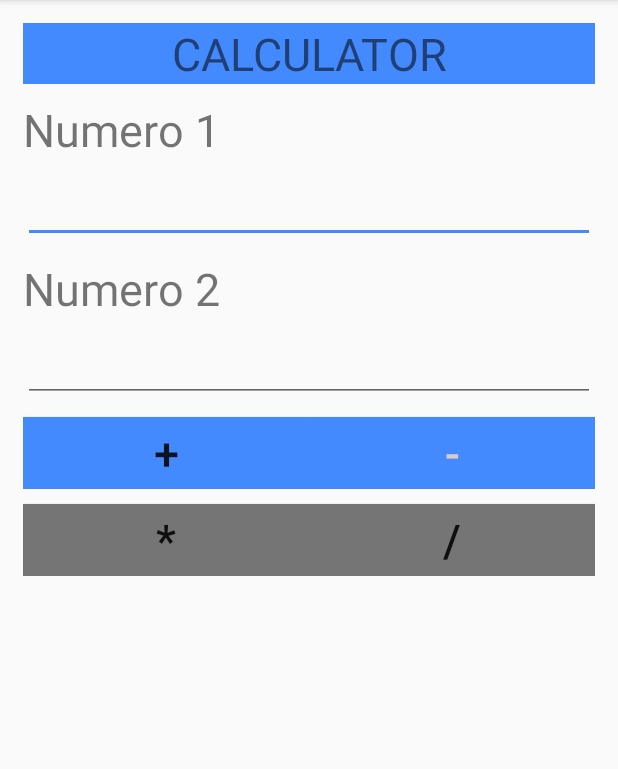
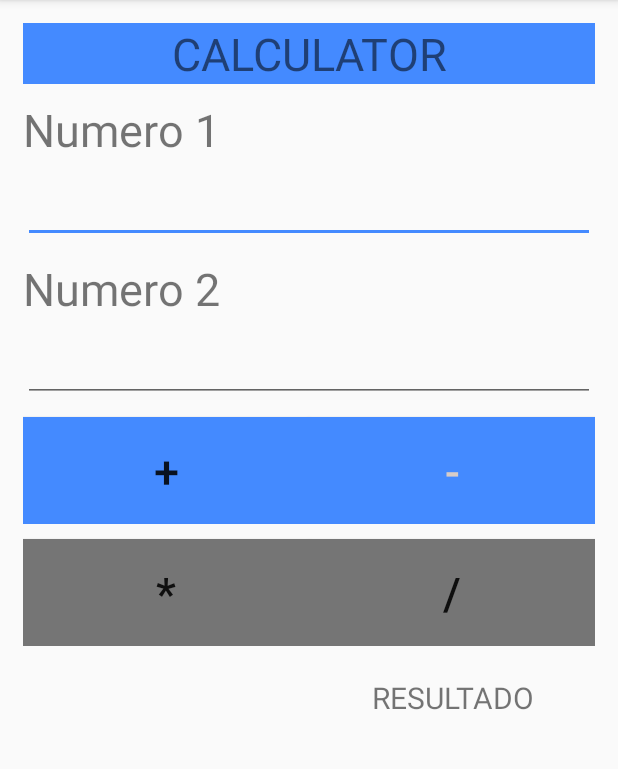
Before and after one commit to gmurgac/calculadoraapp, an Android app: the screen it shows after launch (MainActivity), on a phone screen of 412 x 824 dp, the part 84-853 px from its top. Run offline under Robolectric (Android 15) with nearby library versions, the phone set to English and light mode, and no system bars.

Commit message:
Agregar componente resultado
Agregar textview
Correjir algunos errores en toast's

```diff
--- a/Fuentes/CalculadoraApp/app/src/main/java/cl/inacap/calculadoraApp/MainActivity.java
+++ b/Fuentes/CalculadoraApp/app/src/main/java/cl/inacap/calculadoraApp/MainActivity.java
@@ -5,11 +5,13 @@ import androidx.appcompat.app.AppCompatActivity;
 import android.os.Bundle;
 import android.view.View;
 import android.widget.EditText;
+import android.widget.TextView;
 import android.widget.Toast;
 
 public class MainActivity extends AppCompatActivity {
     private EditText n1Txt;
     private EditText n2Txt;
+    private TextView resultadoTxt;
 
     @Override
     protected void onCreate(Bundle savedInstanceState) {
@@ -17,6 +19,7 @@ public class MainActivity extends AppCompatActivity {
         setContentView(R.layout.activity_main);
         this.n1Txt = findViewById(R.id.n1_txt);
         this.n2Txt = findViewById(R.id.n2_txt);
+        this.resultadoTxt = findViewById(R.id.res_txt);
     }
     private double calcular(int n1, int n2, String op)throws Exception{
         double resultado=0;
@@ -41,6 +44,8 @@ public class MainActivity extends AppCompatActivity {
         try {
             double suma = calcular(n1,n2, "suma");
             Toast.makeText(this,"La suma es: "+suma,Toast.LENGTH_LONG).show();
+            this.resultadoTxt.setText(""+suma);
+
 
         }catch (Exception e){
             Toast.makeText(this, "Error", Toast.LENGTH_SHORT).show();
@@ -55,7 +60,7 @@ public class MainActivity extends AppCompatActivity {
         try {
         double resta = calcular(n1,n2, "resta");
         Toast.makeText(this,"La resta es: "+resta,Toast.LENGTH_LONG).show();
-
+        this.resultadoTxt.setText(""+resta);
         }catch (Exception e){
         Toast.makeText(this, "Error", Toast.LENGTH_SHORT).show();
         }
@@ -68,8 +73,8 @@ public class MainActivity extends AppCompatActivity {
         n2 = Integer.parseInt(this.n2Txt.getText().toString());
         try {
             double multi = calcular(n1,n2, "multiplicacion");
-            Toast.makeText(this,"La resta es: "+multi,Toast.LENGTH_LONG).show();
-
+            Toast.makeText(this,"La multiplicacion es: "+multi,Toast.LENGTH_LONG).show();
+            this.resultadoTxt.setText(""+multi);
         }catch (Exception e){
             Toast.makeText(this, "Error", Toast.LENGTH_SHORT).show();
         }
@@ -83,7 +88,7 @@ public class MainActivity extends AppCompatActivity {
         try {
             double div = calcular(n1,n2, "division");
             Toast.makeText(this,"La division es: "+div,Toast.LENGTH_LONG).show();
-
+            this.resultadoTxt.setText(""+div);
         }catch (Exception e){
             Toast.makeText(this, "Error", Toast.LENGTH_SHORT).show();
         }
--- a/Fuentes/CalculadoraApp/app/src/main/res/layout/activity_main.xml
+++ b/Fuentes/CalculadoraApp/app/src/main/res/layout/activity_main.xml
@@ -64,6 +64,7 @@
         android:layout_marginTop="@dimen/topTxt"
         android:background="@color/colorAccent"
         android:textSize="@dimen/tamanioLetra"
+        android:padding="@dimen/paddinGeneral"
 
         ></Button>
         <Button
@@ -76,6 +77,7 @@
             android:background="@color/colorAccent"
             android:textSize="@dimen/tamanioLetra"
             android:textColor="@color/primary_light"
+            android:padding="@dimen/paddinGeneral"
             ></Button>
 
         </LinearLayout>
@@ -84,6 +86,7 @@
         android:layout_height="wrap_content"
         android:orientation="horizontal">
         <Button
+            android:padding="@dimen/paddinGeneral"
             android:onClick="multiplicar"
             android:layout_height="wrap_content"
             android:layout_width="match_parent"
@@ -96,6 +99,7 @@
 
             ></Button>
         <Button
+            android:padding="@dimen/paddinGeneral"
             android:onClick="division"
             android:layout_width="match_parent"
             android:layout_height="wrap_content"
@@ -107,4 +111,33 @@
             ></Button>
 
     </LinearLayout>
+    <LinearLayout
+        android:layout_width="match_parent"
+        android:layout_height="wrap_content"
+        android:orientation="horizontal"
+        android:layout_marginTop="@dimen/topTxt"
+        >
+
+        <TextView
+            android:id="@+id/res_txt"
+            android:layout_width="match_parent"
+            android:layout_height="wrap_content"
+            android:textSize="@dimen/tamanioLetra"
+            android:layout_weight="1"
+            android:textColor="@color/colorPrimary"
+            ></TextView>
+        <TextView
+            android:id="@+id/res_txt2"
+            android:layout_width="match_parent"
+            android:layout_height="wrap_content"
+            android:textSize="@dimen/tamanioLetra2"
+            android:text="RESULTADO"
+            android:textAlignment="center"
+            android:layout_weight="1"
+
+            ></TextView>
+
+
+    </LinearLayout>
+
 </LinearLayout>
--- a/Fuentes/CalculadoraApp/app/src/main/res/values/dimens.xml
+++ b/Fuentes/CalculadoraApp/app/src/main/res/values/dimens.xml
@@ -3,4 +3,5 @@
     <dimen name="tamanioLetra">30sp</dimen>
     <dimen name="paddinGeneral">15dp</dimen>
     <dimen name="topTxt">10dp</dimen>
+    <dimen name="tamanioLetra2">20sp</dimen>
 </resources>
```
